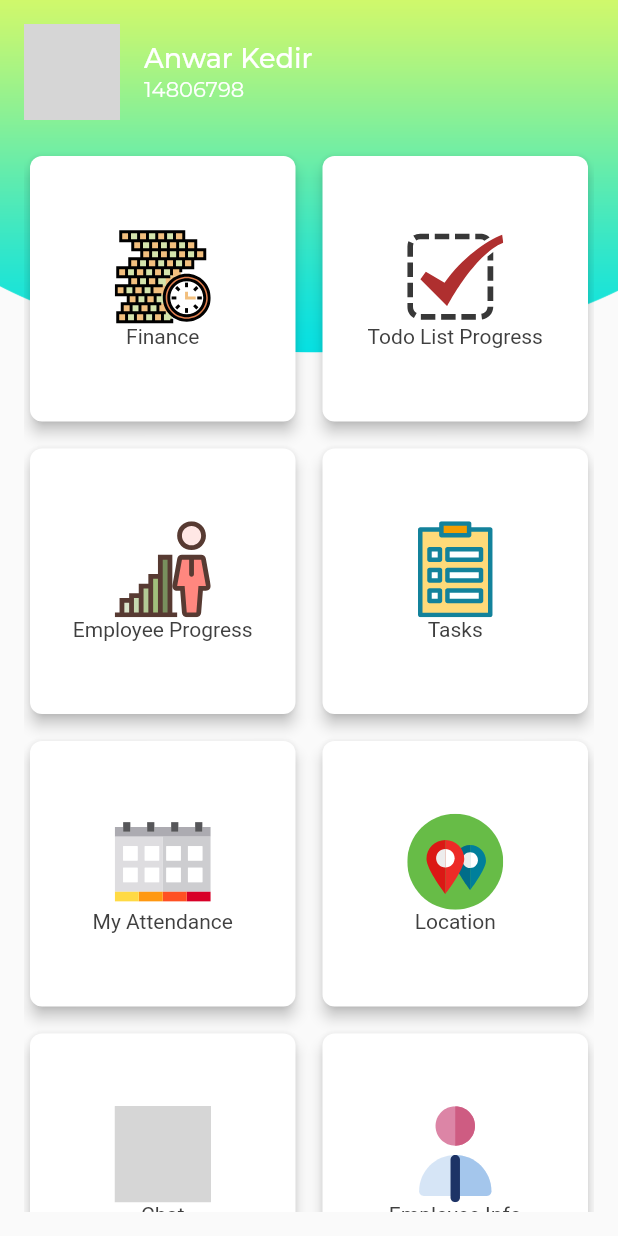
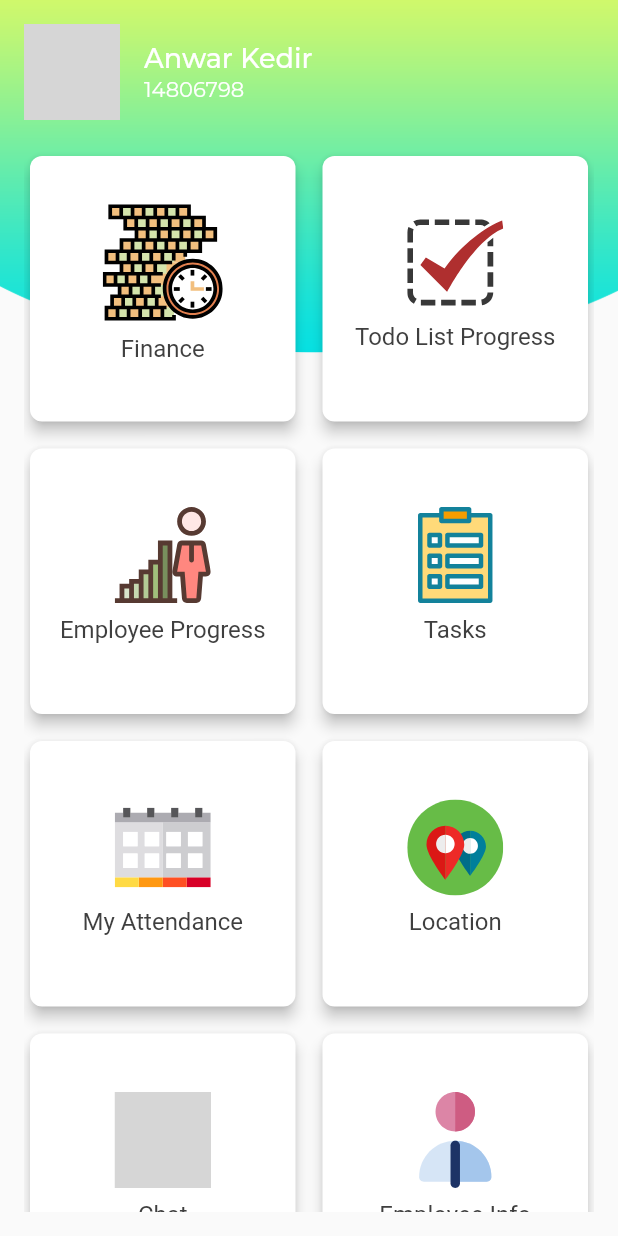
Before and after one commit to Ebenezerkifle/ems, a Flutter app: the screen it shows after launch, on a phone screen of 412 x 824 dp. Run offline on Flutter 3.47's test engine with Material 2 defaults, Android fonts, the phone set to English and light mode, and no system bars; our stand-ins replace cloud_firestore, firebase_auth, flutter_svg, fluttertoast; accounts and stored records are empty; network calls fail; Roboto replaces fonts that are missing (Montserat Regular); grey boxes are pictures that could not be loaded.

```diff
--- a/lib/Screens/Home_Screen_GM.dart
+++ b/lib/Screens/Home_Screen_GM.dart
@@ -17,7 +17,7 @@ class _HomeScreenGMState extends State<HomeScreenGM> {
     //style
     var cardTextStyle = TextStyle(
       fontFamily: 'Montserat Regular',
-      fontSize: 14,
+      fontSize: 16,
       color: Color.fromRGBO(63, 63, 63, 1),
     );
 
@@ -95,11 +95,14 @@ class _HomeScreenGMState extends State<HomeScreenGM> {
                             ), */
                             SvgPicture.asset(
                               'assets/images/finance.svg',
-                              height: 64,
+                              height: 80,
                             ),
-                            Text(
+                            Padding(
+                              padding: const EdgeInsets.all(8.0),
+                              child: Text(
                                 'Finance',
                                 style: cardTextStyle,
+                              ),
                             ),
                           ],
                         ),
@@ -116,9 +119,12 @@ class _HomeScreenGMState extends State<HomeScreenGM> {
                               'assets/images/todo.svg',
                               height: 64,
                             ),
-                            Text(
+                            Padding(
+                              padding: const EdgeInsets.all(8.0),
+                              child: Text(
                                 'Todo List Progress',
                                 style: cardTextStyle,
+                              ),
                             ),
                           ],
                         ),
@@ -135,9 +141,12 @@ class _HomeScreenGMState extends State<HomeScreenGM> {
                               'assets/images/emp-progress.svg',
                               height: 64,
                             ),
-                            Text(
+                            Padding(
+                              padding: const EdgeInsets.all(8.0),
+                              child: Text(
                                 'Employee Progress',
                                 style: cardTextStyle,
+                              ),
                             ),
                           ],
                         ),
@@ -154,9 +163,12 @@ class _HomeScreenGMState extends State<HomeScreenGM> {
                               'assets/images/tasks.svg',
                               height: 64,
                             ),
-                            Text(
+                            Padding(
+                              padding: const EdgeInsets.all(8.0),
+                              child: Text(
                                 'Tasks',
                                 style: cardTextStyle,
+                              ),
                             ),
                           ],
                         ),
@@ -173,9 +185,12 @@ class _HomeScreenGMState extends State<HomeScreenGM> {
                               'assets/images/calendar.svg',
                               height: 64,
                             ),
-                            Text(
+                            Padding(
+                              padding: const EdgeInsets.all(8.0),
+                              child: Text(
                                 'My Attendance',
                                 style: cardTextStyle,
+                              ),
                             ),
                           ],
                         ),
@@ -192,9 +207,12 @@ class _HomeScreenGMState extends State<HomeScreenGM> {
                               'assets/images/location.svg',
                               height: 64,
                             ),
-                            Text(
+                            Padding(
+                              padding: const EdgeInsets.all(8.0),
+                              child: Text(
                                 'Location',
                                 style: cardTextStyle,
+                              ),
                             ),
                           ],
                         ),
@@ -211,9 +229,12 @@ class _HomeScreenGMState extends State<HomeScreenGM> {
                               'assets/images/chat.svg',
                               height: 64,
                             ),
-                            Text(
+                            Padding(
+                              padding: const EdgeInsets.all(8.0),
+                              child: Text(
                                 'Chat',
                                 style: cardTextStyle,
+                              ),
                             ),
                           ],
                         ),
@@ -230,9 +251,12 @@ class _HomeScreenGMState extends State<HomeScreenGM> {
                               'assets/images/info.svg',
                               height: 64,
                             ),
-                            Text(
+                            Padding(
+                              padding: const EdgeInsets.all(8.0),
+                              child: Text(
                                 'Employee Info',
                                 style: cardTextStyle,
+                              ),
                             ),
                           ],
                         ),
--- a/pubspec.yaml
+++ b/pubspec.yaml
@@ -66,6 +66,7 @@ flutter:
   assets:
     - assets/images/mobile_1.png
     - assets/images/aau.png
+    - assets/images/an.jpg
     - assets/images/graduate.svg
     - assets/images/chat.svg
     - assets/images/location.svg
```
Also changed, not shown: assets/images/an.jpg (added). Lines whose indentation alone changed are shown as unchanged.
